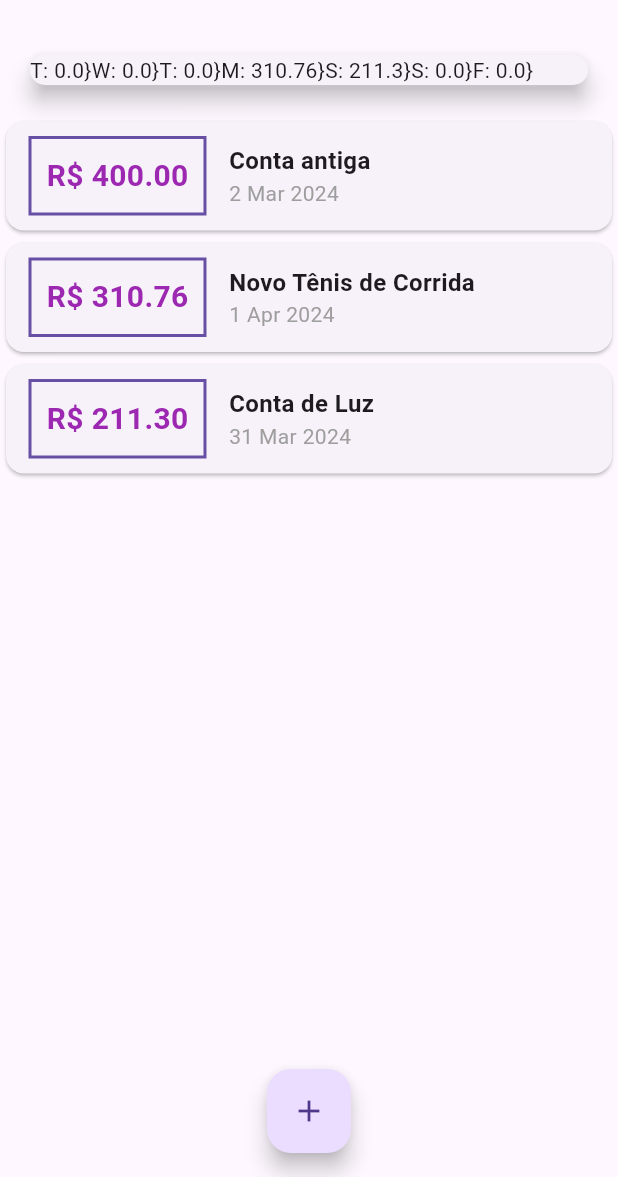
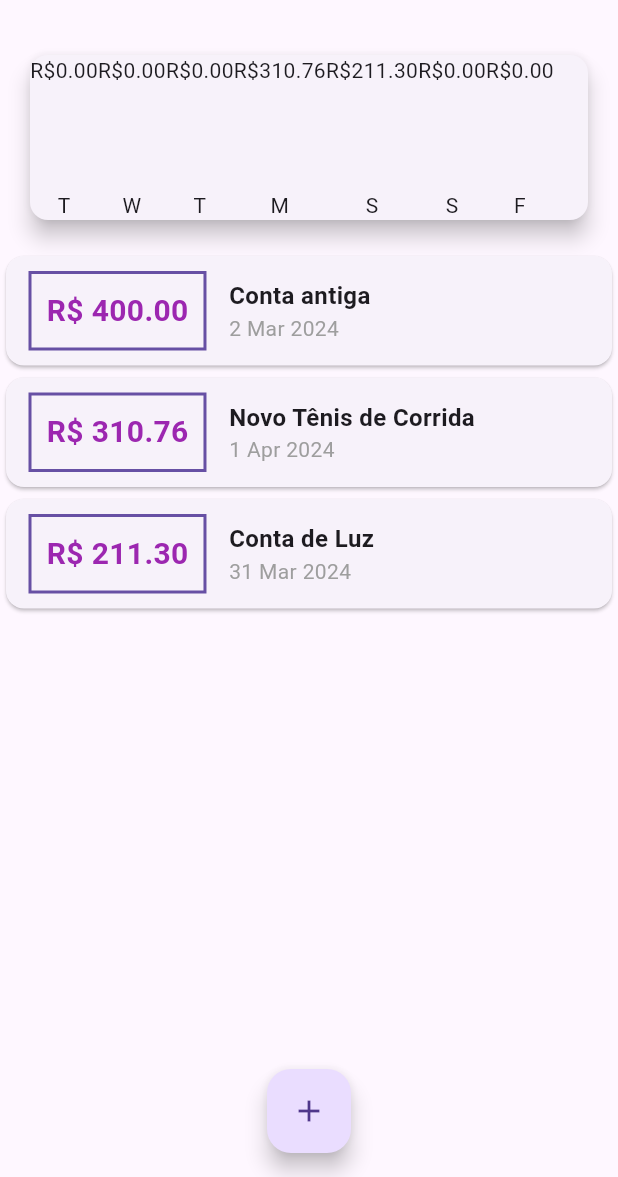
Before and after one commit to PedroHSiqueira/Flutter_Expenses, a Flutter app: the screen it shows after launch, on a phone screen of 412 x 824 dp, the part 59-1236 px from its top. Run offline on Flutter 3.47's test engine with Material 3 defaults, Android fonts, the phone set to English and light mode, and no system bars; Roboto replaces fonts that are missing (OpenSans).

Commit message:
🔨 Feat: change chart bar view

```diff
--- a/lib/components/chart.dart
+++ b/lib/components/chart.dart
@@ -1,4 +1,5 @@
 import 'package:flutter/material.dart';
+import 'package:flutter_expenses/components/chart_bar.dart';
 import 'package:intl/intl.dart';
 import 'package:flutter_expenses/models/transaction.dart';
 
@@ -38,7 +39,10 @@ class Chart extends StatelessWidget {
       margin: EdgeInsets.all(20),
       child: Row(
         children: groupedTrasaction.map((tr) {
-          return Text('${tr["day"]}: ${tr["value"]}}');
+          return ChartBar(
+              label: tr["day"] as String,
+              value: tr["value"] as double,
+              percentage: 0);
         }).toList(),
       ),
     );
--- a/lib/components/chart_bar.dart
+++ b/lib/components/chart_bar.dart
@@ -1,10 +1,31 @@
 import 'package:flutter/material.dart';
 
 class ChartBar extends StatelessWidget {
-  const ChartBar({super.key});
+  const ChartBar({
+    super.key,
+    required this.label,
+    required this.value,
+    required this.percentage,
+  });
+
+  final String label;
+  final double value;
+  final double percentage;
 
   @override
   Widget build(BuildContext context) {
-    return const Placeholder();
+    return Column(
+      children: [
+        Text("R\$${value.toStringAsFixed(2)}"),
+        const SizedBox(height: 5,),
+        Container(
+          height: 60,
+          width: 10,
+          child: null,
+        ),
+        const SizedBox(height: 5,),
+        Text(label),
+      ],
+    );
   }
 }
```
